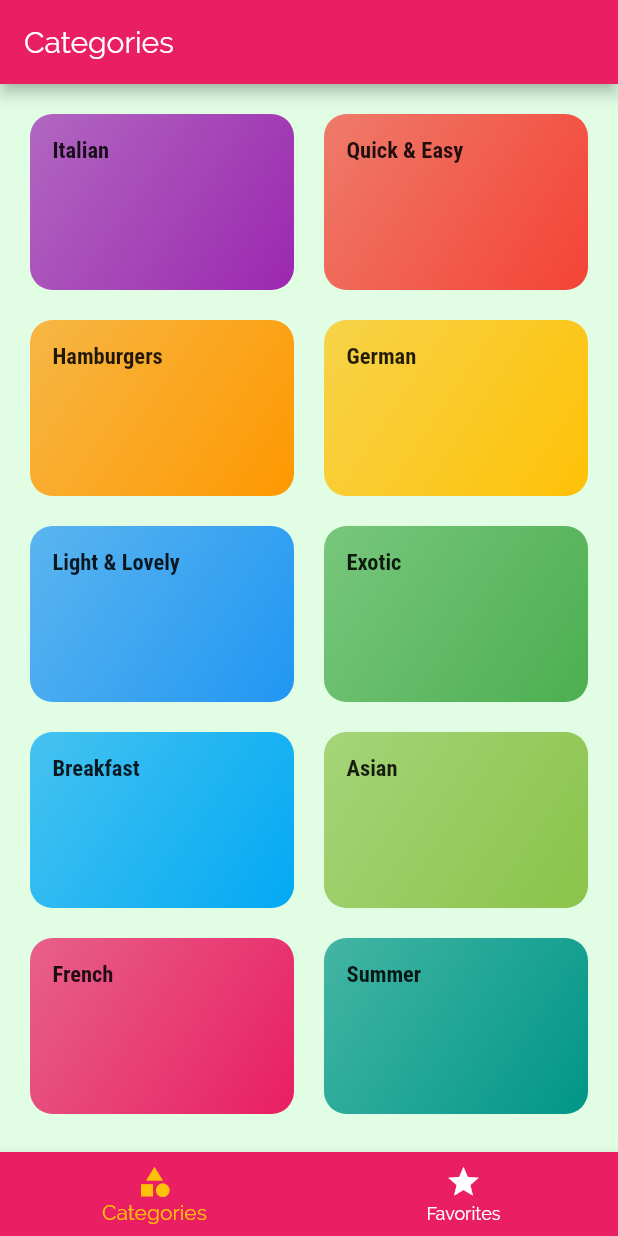
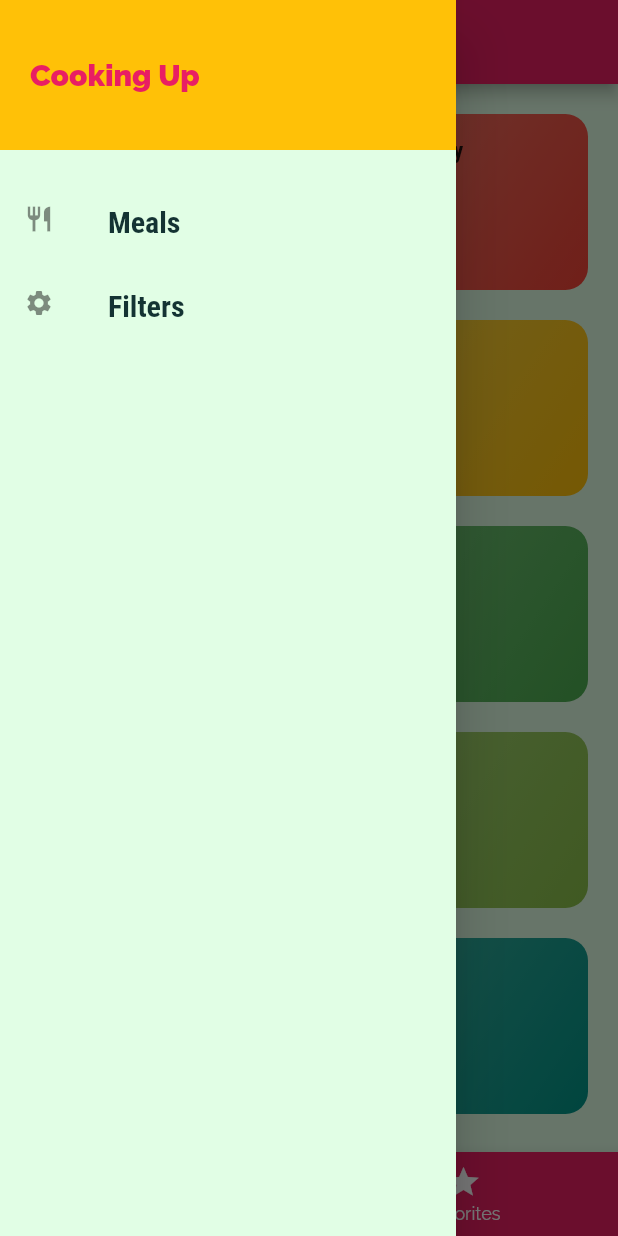
Before and after one commit to Encang-Cutbray/meal-app, a Flutter app: the screen it shows after launch, with the side drawer open (before the commit the screen has no drawer), on a phone screen of 412 x 824 dp. Run offline on Flutter 3.47's test engine with Material 2 defaults, Android fonts, the phone set to English and light mode, and no system bars.

Commit message:
add burger menu

```diff
--- a/lib/main.dart
+++ b/lib/main.dart
@@ -1,9 +1,12 @@
 import 'package:flutter/material.dart';
+
+import './routes/RouteApps.dart';
+
 import './screens/tabs_screen.dart';
 import './screens/meal_detail_screen.dart';
 import './screens/categories_screen.dart';
 import './screens/category_meals_screen.dart';
-import './routes/RouteApps.dart';
+import './screens/filters_screen.dart';
 
 void main() => runApp(MyApp());
 
@@ -36,6 +39,7 @@ class MyApp extends StatelessWidget {
         RouteApps.Home: (ctx) => TabsScreen(),
         RouteApps.CategoryMeals: (ctx) => CategoryMealsScreen(),
         RouteApps.MealDetails: (ctx) => MealDetailScreen(),
+        RouteApps.Filters: (ctx) => FiltersScreen(),
       },
       onUnknownRoute: (setting) {
         return MaterialPageRoute(builder: (ctx) => CategoriesScreen());
--- a/lib/routes/RouteApps.dart
+++ b/lib/routes/RouteApps.dart
@@ -2,4 +2,5 @@ class RouteApps {
   static const Home = '/';
   static const CategoryMeals = '/category-meals';
   static const MealDetails = '/meal-details';
+  static const Filters = '/filters';
 }
--- /dev/null
+++ b/lib/screens/filters_screen.dart
@@ -0,0 +1,17 @@
+import 'package:flutter/material.dart';
+import '../widgets/main_drawer.dart';
+
+class FiltersScreen extends StatelessWidget {
+  @override
+  Widget build(BuildContext context) {
+    return Scaffold(
+      appBar: AppBar(
+        title: Text('Filters'),
+      ),
+      drawer: MainDrawer(),
+      body: Center(
+        child: Text('Filters'),
+      ),
+    );
+  }
+}
--- a/lib/screens/tabs_screen.dart
+++ b/lib/screens/tabs_screen.dart
@@ -1,6 +1,8 @@
 import 'package:flutter/material.dart';
+
 import './favorites_screen.dart';
 import './categories_screen.dart';
+import '../widgets/main_drawer.dart';
 
 class TabsScreen extends StatefulWidget {
   @override
@@ -8,9 +10,8 @@ class TabsScreen extends StatefulWidget {
 }
 
 class _TabsScreenState extends State<TabsScreen> {
-
   final List<Map<String, Object>> _pages = [
-    {'pages':CategoriesScreen(), 'title': 'Categories'},
+    {'pages': CategoriesScreen(), 'title': 'Categories'},
     {'pages': FavoritesScreen(), 'title': 'Your Favorites'}
   ];
 
@@ -26,8 +27,9 @@ class _TabsScreenState extends State<TabsScreen> {
   Widget build(BuildContext context) {
     return Scaffold(
       appBar: AppBar(
-        title: Text( _pages[_selectedPageIndex]['title']),
+        title: Text(_pages[_selectedPageIndex]['title']),
       ),
+      drawer: MainDrawer(),
       body: _pages[_selectedPageIndex]['pages'],
       bottomNavigationBar: BottomNavigationBar(
         onTap: _selectPage,
--- /dev/null
+++ b/lib/widgets/main_drawer.dart
@@ -0,0 +1,54 @@
+import 'package:flutter/material.dart';
+
+import '../routes/RouteApps.dart';
+
+class MainDrawer extends StatelessWidget {
+  @override
+  Widget build(BuildContext context) {
+    Widget buildListTile(
+      String title,
+      IconData icon,
+      String routeName,
+    ) =>
+        ListTile(
+          leading: Icon(
+            icon,
+            size: 20,
+          ),
+          title: Text(
+            title,
+            style: TextStyle(
+                fontFamily: 'RobotoCondensed',
+                fontSize: 20,
+                fontWeight: FontWeight.bold),
+          ),
+          onTap: () => Navigator.of(context).pushReplacementNamed(routeName),
+        );
+
+    return Drawer(
+      child: Column(
+        children: <Widget>[
+          Container(
+            height: 100,
+            width: double.infinity,
+            padding: EdgeInsets.all(20),
+            alignment: Alignment.centerLeft,
+            color: Theme.of(context).accentColor,
+            child: Text(
+              'Cooking Up',
+              style: TextStyle(
+                  fontWeight: FontWeight.w900,
+                  fontSize: 20,
+                  color: Theme.of(context).primaryColor),
+            ),
+          ),
+          SizedBox(
+            height: 20,
+          ),
+          buildListTile('Meals', Icons.restaurant, RouteApps.Home),
+          buildListTile('Filters', Icons.settings, RouteApps.Filters),
+        ],
+      ),
+    );
+  }
+}
```
